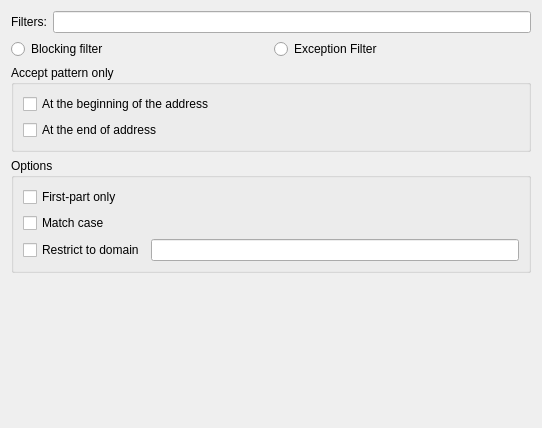
Old version of the form messageviewer/adblock/ui/adblockcreatefilterwidget.ui in the repository KDE/kdepim.
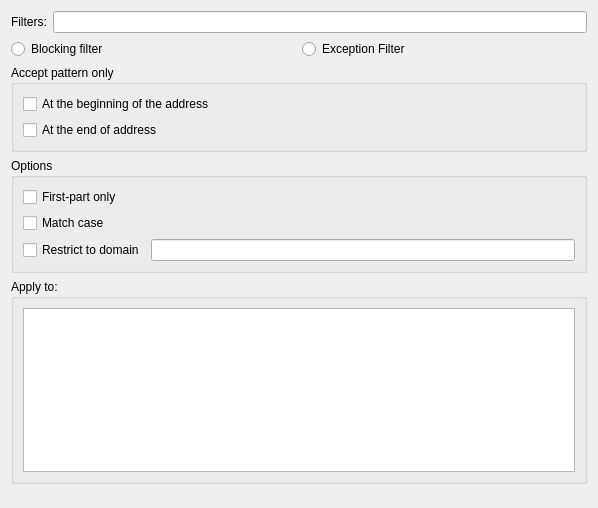
New version of the form.

Commit message: Allow to specify where apply filter

Diff of the .ui file:
```diff
--- a/messageviewer/adblock/ui/adblockcreatefilterwidget.ui
+++ b/messageviewer/adblock/ui/adblockcreatefilterwidget.ui
@@ -6,8 +6,8 @@
    <rect>
     <x>0</x>
     <y>0</y>
-    <width>542</width>
-    <height>428</height>
+    <width>598</width>
+    <height>508</height>
    </rect>
   </property>
   <layout class="QVBoxLayout" name="verticalLayout_3">
@@ -107,6 +107,18 @@
      </layout>
     </widget>
    </item>
+   <item>
+    <widget class="QGroupBox" name="groupBox_3">
+     <property name="title">
+      <string>Apply to:</string>
+     </property>
+     <layout class="QVBoxLayout" name="verticalLayout_4">
+      <item>
+       <widget class="QListWidget" name="applyListElement"/>
+      </item>
+     </layout>
+    </widget>
+   </item>
    <item>
     <spacer name="verticalSpacer">
      <property name="orientation">
```
The commit also changes 4 other files.
